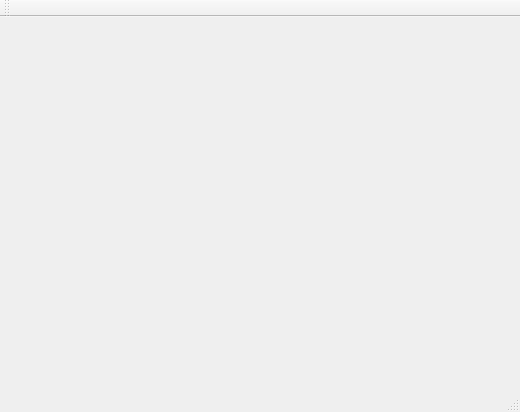
First picture: the form in OICQ/mainwindow.ui, repository OvOq/Oicq2.0, before the edit.
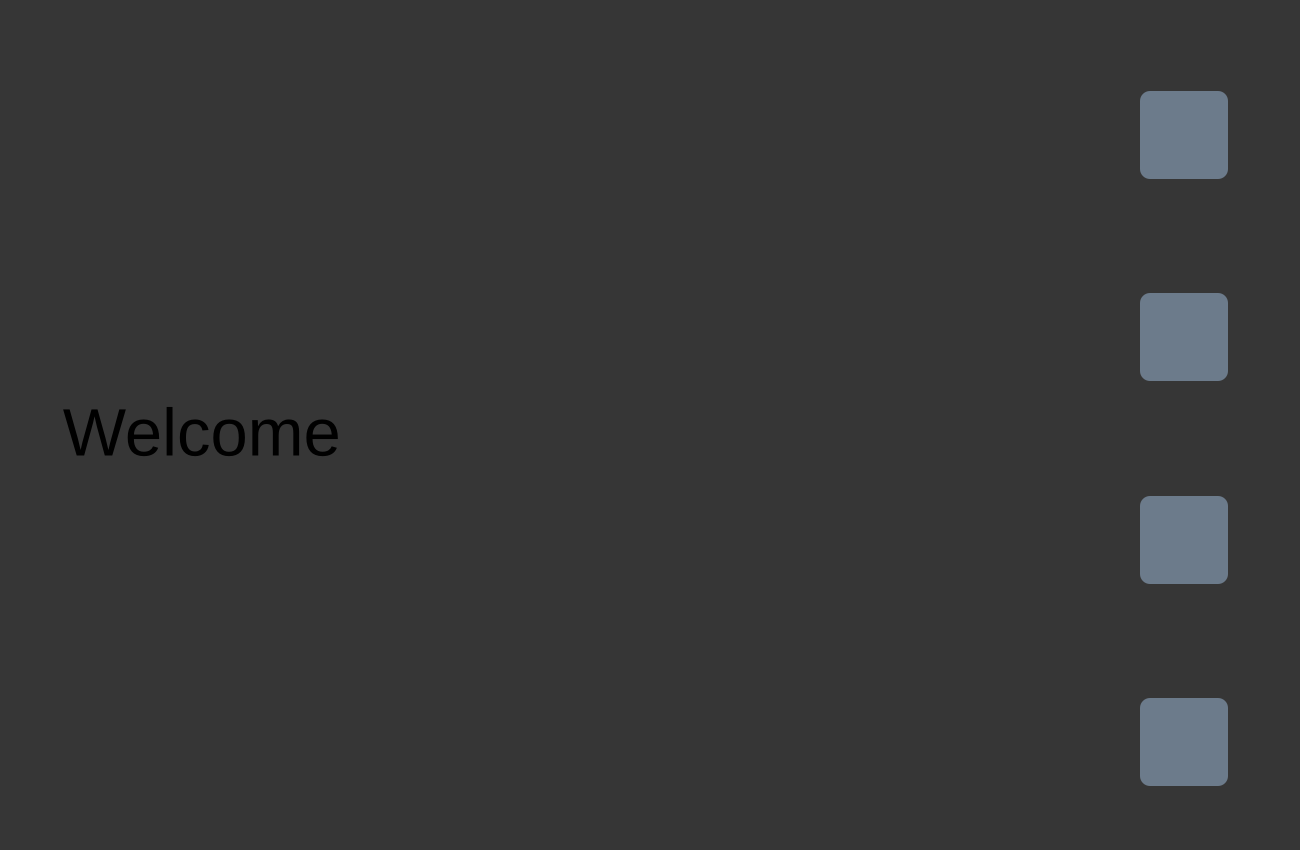
Second picture: the form after the edit. Icons and pictures are not drawn.

Commit message: 添加菜单栏,改变icon

What changed in the file:
```diff
--- a/OICQ/mainwindow.ui
+++ b/OICQ/mainwindow.ui
@@ -6,33 +6,310 @@
    <rect>
     <x>0</x>
     <y>0</y>
-    <width>520</width>
-    <height>412</height>
+    <width>1300</width>
+    <height>850</height>
    </rect>
   </property>
+  <property name="minimumSize">
+   <size>
+    <width>1300</width>
+    <height>850</height>
+   </size>
+  </property>
+  <property name="maximumSize">
+   <size>
+    <width>1300</width>
+    <height>850</height>
+   </size>
+  </property>
   <property name="windowTitle">
    <string>MainWindow</string>
   </property>
-  <widget class="QWidget" name="centralWidget"/>
-  <widget class="QMenuBar" name="menuBar">
-   <property name="geometry">
-    <rect>
-     <x>0</x>
-     <y>0</y>
-     <width>520</width>
-     <height>26</height>
-    </rect>
+  <property name="styleSheet">
+   <string notr="true">background-color: rgb(54, 54, 54);</string>
+  </property>
+  <widget class="QWidget" name="centralWidget">
+   <property name="minimumSize">
+    <size>
+     <width>1300</width>
+     <height>850</height>
+    </size>
    </property>
+   <property name="maximumSize">
+    <size>
+     <width>1300</width>
+     <height>850</height>
+    </size>
+   </property>
+   <property name="styleSheet">
+    <string notr="true">background-color: rgb(54, 54, 54);</string>
+   </property>
+   <widget class="QWidget" name="gridLayoutWidget">
+    <property name="geometry">
+     <rect>
+      <x>0</x>
+      <y>0</y>
+      <width>1131</width>
+      <height>851</height>
+     </rect>
+    </property>
+    <layout class="QGridLayout" name="gridLayout">
+     <item row="0" column="0">
+      <widget class="QStackedWidget" name="StackWidget">
+       <widget class="QWidget" name="mainpage">
+        <widget class="QLabel" name="label">
+         <property name="geometry">
+          <rect>
+           <x>-4</x>
+           <y>6</y>
+           <width>1131</width>
+           <height>831</height>
+          </rect>
+         </property>
+         <property name="font">
+          <font>
+           <pointsize>50</pointsize>
+          </font>
+         </property>
+         <property name="text">
+          <string>   Welcome</string>
+         </property>
+        </widget>
+       </widget>
+       <widget class="QWidget" name="friendpage">
+        <widget class="QLabel" name="label_2">
+         <property name="geometry">
+          <rect>
+           <x>-4</x>
+           <y>6</y>
+           <width>1131</width>
+           <height>841</height>
+          </rect>
+         </property>
+         <property name="font">
+          <font>
+           <pointsize>50</pointsize>
+          </font>
+         </property>
+         <property name="text">
+          <string>        friends</string>
+         </property>
+        </widget>
+       </widget>
+       <widget class="QWidget" name="chatpage">
+        <widget class="QLabel" name="label_3">
+         <property name="geometry">
+          <rect>
+           <x>-4</x>
+           <y>6</y>
+           <width>1131</width>
+           <height>841</height>
+          </rect>
+         </property>
+         <property name="font">
+          <font>
+           <pointsize>50</pointsize>
+          </font>
+         </property>
+         <property name="text">
+          <string>       chat</string>
+         </property>
+        </widget>
+       </widget>
+      </widget>
+     </item>
+    </layout>
+   </widget>
+   <widget class="QWidget" name="gridLayoutWidget_2">
+    <property name="geometry">
+     <rect>
+      <x>1129</x>
+      <y>0</y>
+      <width>171</width>
+      <height>851</height>
+     </rect>
+    </property>
+    <layout class="QGridLayout" name="gridLayout_2">
+     <item row="0" column="1">
+      <widget class="QToolButton" name="toolButton">
+       <property name="styleSheet">
+        <string notr="true">border-radius:100px;</string>
+       </property>
+       <property name="text">
+        <string/>
+       </property>
+       <property name="icon">
+        <iconset resource="image.qrc">
+         <normaloff>:/new/prefix1/image/mini.png</normaloff>:/new/prefix1/image/mini.png</iconset>
+       </property>
+      </widget>
+     </item>
+     <item row="1" column="2">
+      <spacer name="verticalSpacer">
+       <property name="orientation">
+        <enum>Qt::Vertical</enum>
+       </property>
+       <property name="sizeHint" stdset="0">
+        <size>
+         <width>20</width>
+         <height>40</height>
+        </size>
+       </property>
+      </spacer>
+     </item>
+     <item row="0" column="2">
+      <widget class="QToolButton" name="toolButton_2">
+       <property name="styleSheet">
+        <string notr="true">border-radius:100px;</string>
+       </property>
+       <property name="text">
+        <string/>
+       </property>
+       <property name="icon">
+        <iconset resource="image.qrc">
+         <normaloff>:/new/prefix1/image/close.png</normaloff>:/new/prefix1/image/close.png</iconset>
+       </property>
+      </widget>
+     </item>
+     <item row="2" column="2">
+      <spacer name="verticalSpacer_2">
+       <property name="orientation">
+        <enum>Qt::Vertical</enum>
+       </property>
+       <property name="sizeHint" stdset="0">
+        <size>
+         <width>20</width>
+         <height>40</height>
+        </size>
+       </property>
+      </spacer>
+     </item>
+     <item row="4" column="2">
+      <spacer name="verticalSpacer_4">
+       <property name="orientation">
+        <enum>Qt::Vertical</enum>
+       </property>
+       <property name="sizeHint" stdset="0">
+        <size>
+         <width>20</width>
+         <height>40</height>
+        </size>
+       </property>
+      </spacer>
+     </item>
+     <item row="3" column="2">
+      <spacer name="verticalSpacer_3">
+       <property name="orientation">
+        <enum>Qt::Vertical</enum>
+       </property>
+       <property name="sizeHint" stdset="0">
+        <size>
+         <width>20</width>
+         <height>40</height>
+        </size>
+       </property>
+      </spacer>
+     </item>
+     <item row="0" column="0">
+      <spacer name="horizontalSpacer">
+       <property name="orientation">
+        <enum>Qt::Horizontal</enum>
+       </property>
+       <property name="sizeHint" stdset="0">
+        <size>
+         <width>40</width>
+         <height>20</height>
+        </size>
+       </property>
+      </spacer>
+     </item>
+     <item row="1" column="0">
+      <widget class="QToolButton" name="toolButton_3">
+       <property name="styleSheet">
+        <string notr="true">background-color: rgb(108, 123, 139);
+border-radius:10px;</string>
+       </property>
+       <property name="text">
+        <string/>
+       </property>
+       <property name="icon">
+        <iconset resource="image.qrc">
+         <normaloff>:/new/prefix1/image/main.png</normaloff>:/new/prefix1/image/main.png</iconset>
+       </property>
+       <property name="iconSize">
+        <size>
+         <width>85</width>
+         <height>85</height>
+        </size>
+       </property>
+      </widget>
+     </item>
+     <item row="2" column="0">
+      <widget class="QToolButton" name="toolButton_4">
+       <property name="styleSheet">
+        <string notr="true">background-color: rgb(108, 123, 139);
+border-radius:10px;</string>
+       </property>
+       <property name="text">
+        <string/>
+       </property>
+       <property name="icon">
+        <iconset resource="image.qrc">
+         <normaloff>:/new/prefix1/image/friend.png</normaloff>:/new/prefix1/image/friend.png</iconset>
+       </property>
+       <property name="iconSize">
+        <size>
+         <width>85</width>
+         <height>85</height>
+        </size>
+       </property>
+      </widget>
+     </item>
+     <item row="3" column="0">
+      <widget class="QToolButton" name="toolButton_5">
+       <property name="styleSheet">
+        <string notr="true">background-color: rgb(108, 123, 139);
+border-radius:10px;</string>
+       </property>
+       <property name="text">
+        <string/>
+       </property>
+       <property name="icon">
+        <iconset resource="image.qrc">
+         <normaloff>:/new/prefix1/image/chat.png</normaloff>:/new/prefix1/image/chat.png</iconset>
+       </property>
+       <property name="iconSize">
+        <size>
+         <width>85</width>
+         <height>85</height>
+        </size>
+       </property>
+      </widget>
+     </item>
+     <item row="4" column="0">
+      <widget class="QToolButton" name="toolButton_6">
+       <property name="styleSheet">
+        <string notr="true">background-color: rgb(108, 123, 139);
+border-radius:10px;</string>
+       </property>
+       <property name="text">
+        <string/>
+       </property>
+       <property name="icon">
+        <iconset resource="image.qrc">
+         <normaloff>:/new/prefix1/image/out.png</normaloff>:/new/prefix1/image/out.png</iconset>
+       </property>
+       <property name="iconSize">
+        <size>
+         <width>85</width>
+         <height>85</height>
+        </size>
+       </property>
+      </widget>
+     </item>
+    </layout>
+   </widget>
   </widget>
-  <widget class="QToolBar" name="mainToolBar">
-   <attribute name="toolBarArea">
-    <enum>TopToolBarArea</enum>
-   </attribute>
-   <attribute name="toolBarBreak">
-    <bool>false</bool>
-   </attribute>
-  </widget>
-  <widget class="QStatusBar" name="statusBar"/>
  </widget>
  <layoutdefault spacing="6" margin="11"/>
  <resources/>
```
Left out of the diff: 4 changed lines with no effect on the pictures. The commit also changes 60 other files.
